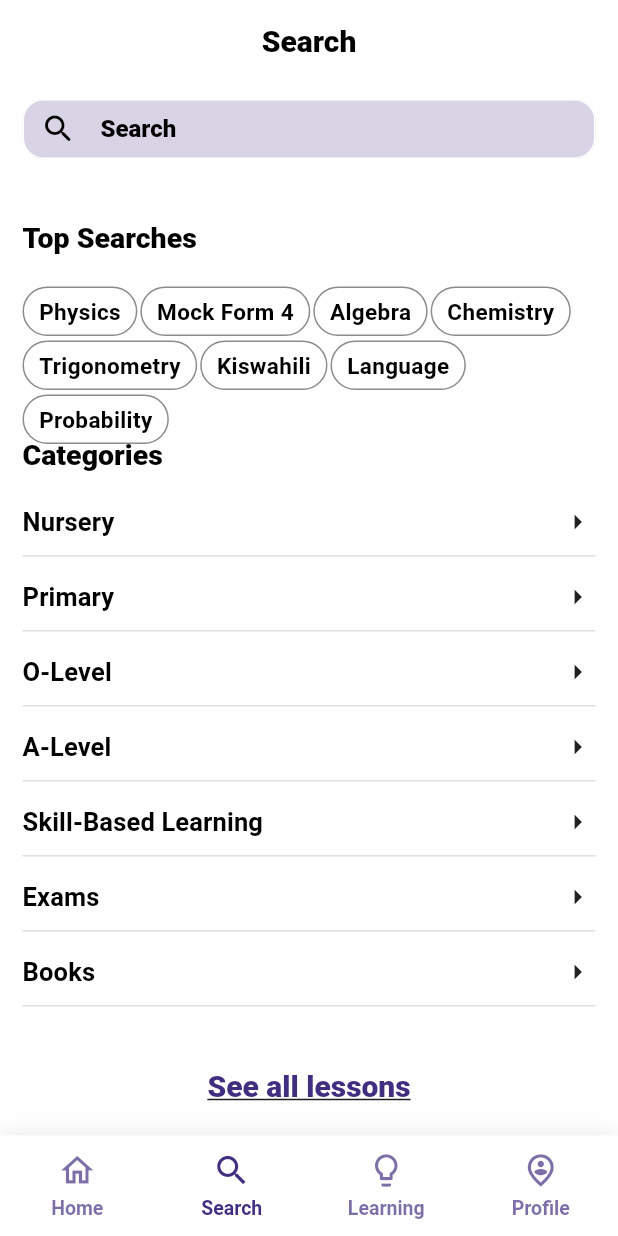
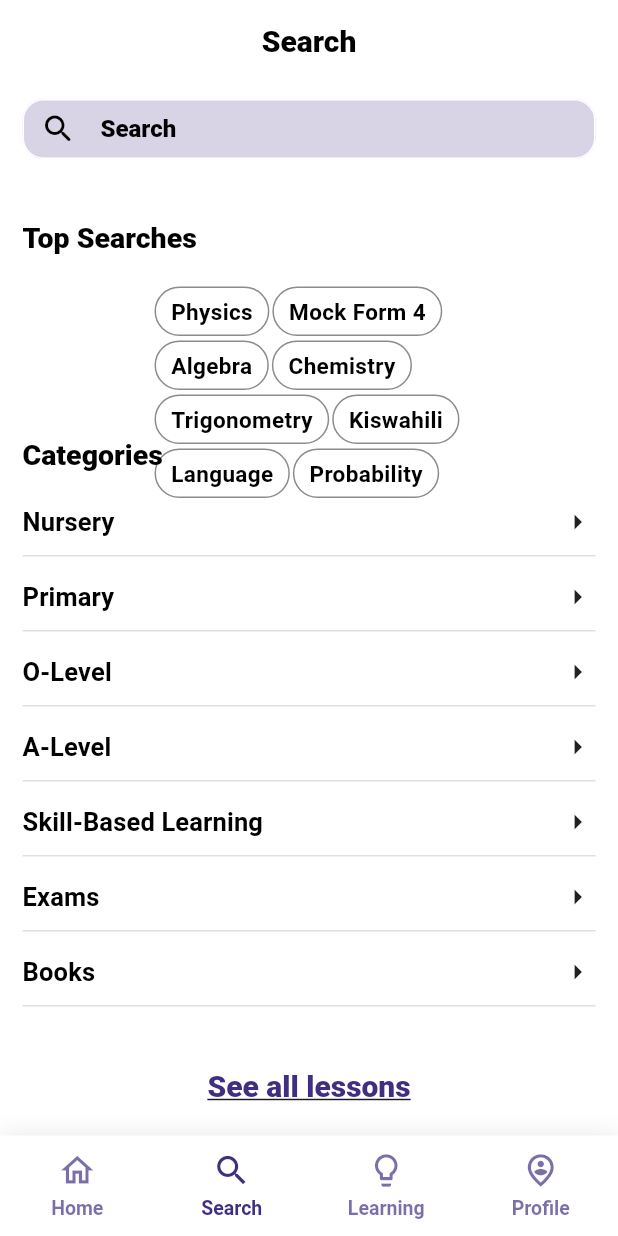
Before and after one commit to arc1o1/e_learn, a Flutter app: the screen it shows after launch, item 2 of the bottom bar chosen, on a phone screen of 412 x 824 dp. Run offline on Flutter 3.47's test engine with Material 3 defaults, Android fonts, the phone set to English and light mode, and no system bars; drawn by our look-alikes of awesome_bottom_bar; our stand-ins replace cached_network_image, flutter_dotenv, flutter_image_slideshow, flutter_local_notifications, flutter_screenutil, get_storage and 3 more; network calls fail; Roboto replaces fonts that are missing (NunitoSans).

Commit message:
refactored_wrap_widget

```diff
--- a/lib/features/search/search_screen.dart
+++ b/lib/features/search/search_screen.dart
@@ -80,6 +80,7 @@ class SearchScreen extends StatelessWidget {
               // top searches them selves
               Container(
                 height: 70,
+                width: MediaQuery.of(context).size.width * 0.5,
                 alignment: Alignment.centerLeft,
                 child: Wrap(
                   spacing: 2,
```
